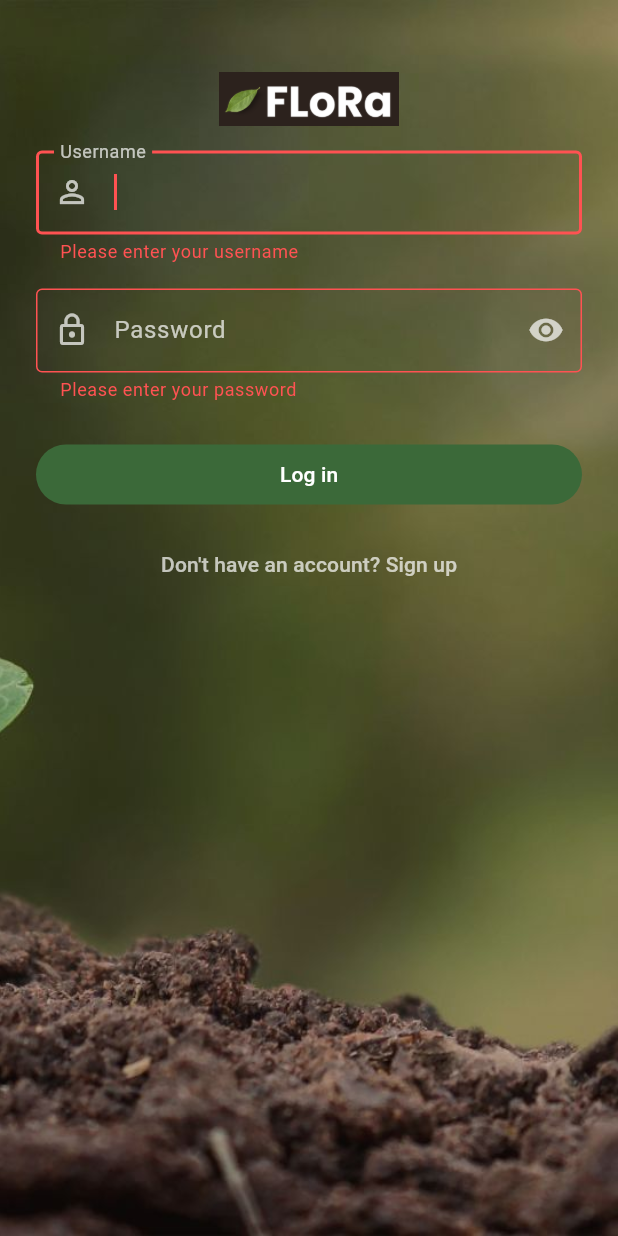
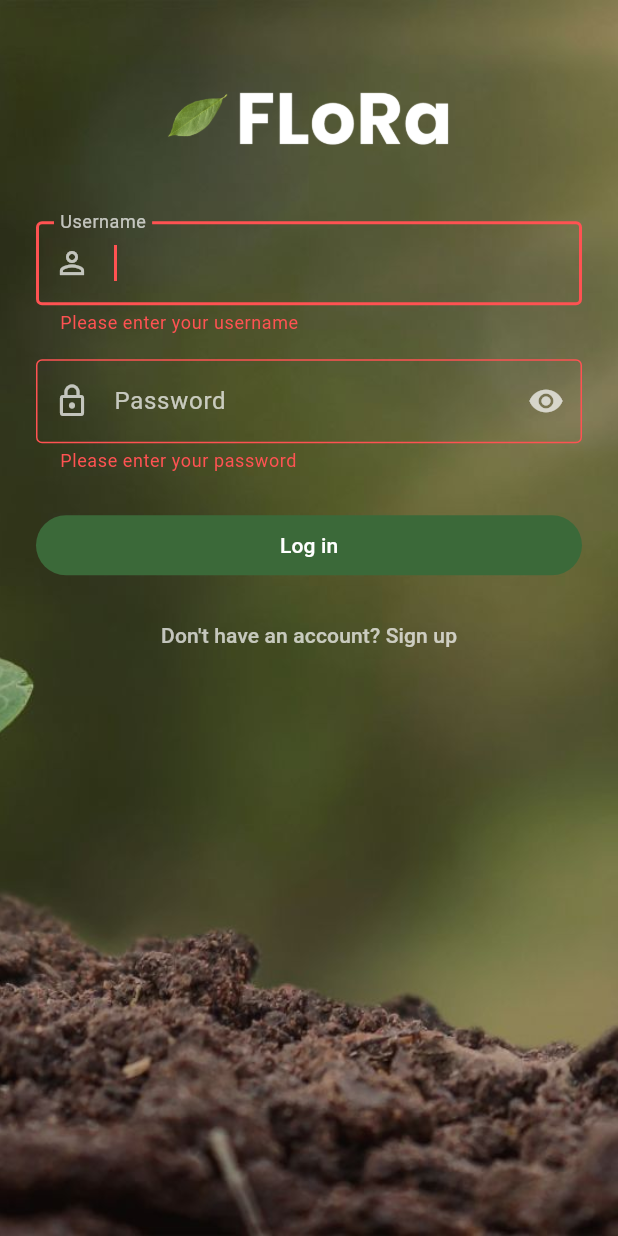
Before and after one commit to EdoSantu24/34365_IoT_Proto, a Flutter app: the screen it shows after launch, after a tap on "Log in", on a phone screen of 412 x 824 dp. Run offline on Flutter 3.47's test engine with Material 3 defaults, Android fonts, the phone set to English and light mode, and no system bars.

Commit message:
Small change in login page

```diff
--- a/flora_app/lib/login_page.dart
+++ b/flora_app/lib/login_page.dart
@@ -40,7 +40,7 @@ class _LoginPageState extends State<LoginPage> {
     if (success) {
       if (!mounted) return;
       ScaffoldMessenger.of(context).showSnackBar(
-        const SnackBar(content: Text('Login successful ✅')),
+        const SnackBar(content: Text('Login successful')),
       );
       // Navigate to the home page.
       Navigator.of(context).push(
@@ -117,10 +117,11 @@ class _LoginPageState extends State<LoginPage> {
                           child: Center(
                             child: Image.asset(
                               'assets/logo.png',
-                              width: 120,
+                              width: 200,
                             ),
                           ),
                         ),
+                        const SizedBox(height: 24),
 
                         // Username field
                         TextFormField(
```
Also changed, not shown: flora_app/assets/logo.png.
